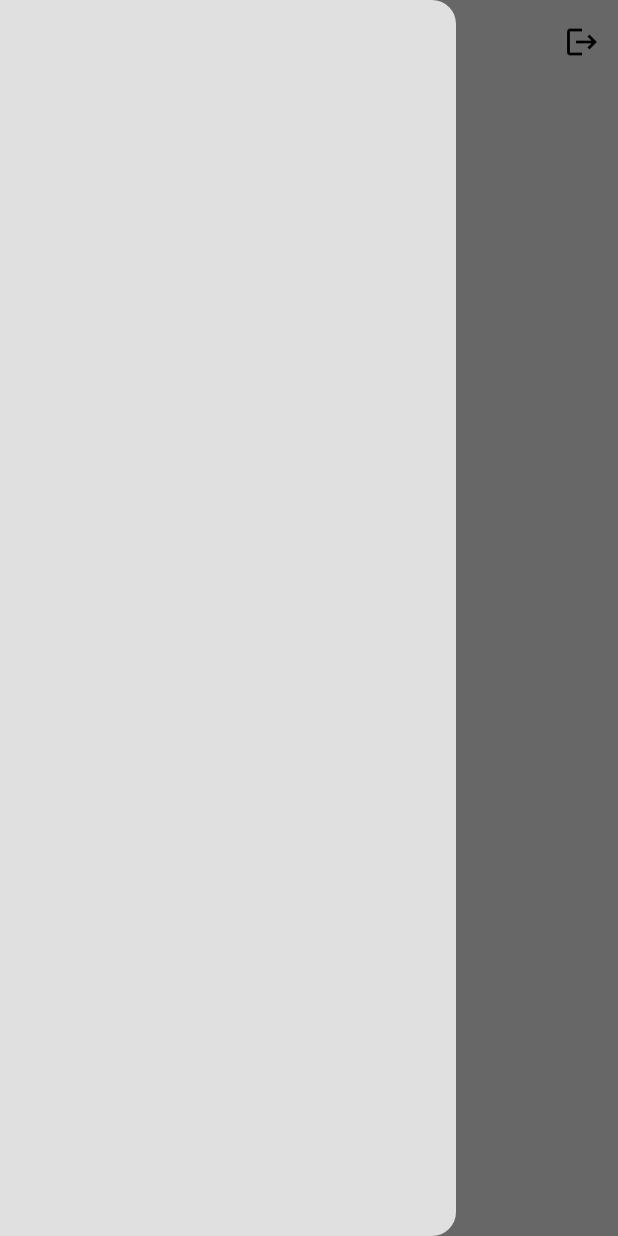
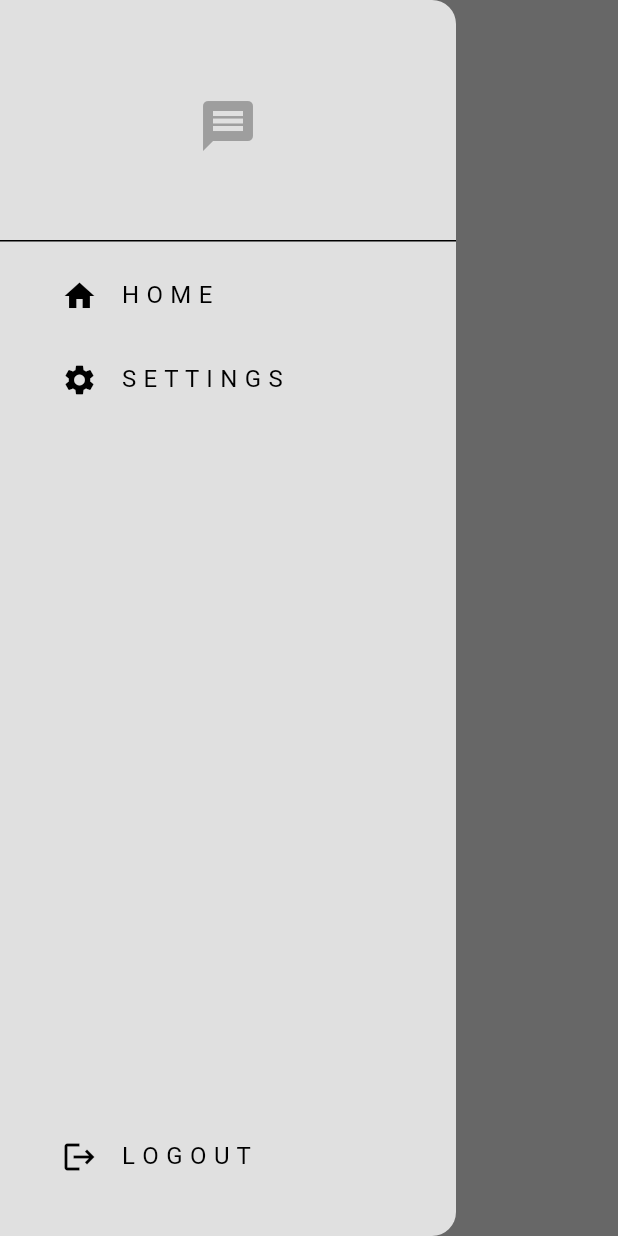
Before and after one commit to diegoventurasg/flutter_chat_firebase, a Flutter app: the screen it shows once a user with an empty profile is signed in, with the side drawer open, on a phone screen of 412 x 824 dp. Run offline on Flutter 3.47's test engine with Material 3 defaults, Android fonts, the phone set to English and light mode, and no system bars; our stand-ins replace firebase_auth, firebase_core; accounts and stored records are empty.

Commit message:
create menu drawer

```diff
--- /dev/null
+++ b/lib/components/my_drawer.dart
@@ -0,0 +1,75 @@
+import 'package:flutter/material.dart';
+import 'package:flutter_chat_firebase/auth/auth_service.dart';
+import 'package:flutter_chat_firebase/pages/settings_page.dart';
+
+class MyDrawer extends StatelessWidget {
+  const MyDrawer({super.key});
+
+  void logout() {
+    final authService = AuthService();
+    authService.signOut();
+  }
+
+  @override
+  Widget build(BuildContext context) {
+    return Drawer(
+      backgroundColor: Theme.of(context).colorScheme.surface,
+      child: Column(
+        mainAxisAlignment: MainAxisAlignment.spaceBetween,
+        children: [
+          // logo
+          Column(
+            children: [
+              DrawerHeader(
+                child: Center(
+                  child: Icon(
+                    Icons.message,
+                    color: Theme.of(context).colorScheme.primary,
+                    size: 40,
+                  ),
+                ),
+              ),
+              // home list tile
+              Padding(
+                padding: const EdgeInsets.only(left: 25),
+                child: ListTile(
+                  title: const Text("H O M E"),
+                  leading: const Icon(Icons.home),
+                  onTap: () {
+                    Navigator.pop(context);
+                  },
+                ),
+              ),
+              // settings list tile
+              Padding(
+                padding: const EdgeInsets.only(left: 25),
+                child: ListTile(
+                  title: const Text("S E T T I N G S"),
+                  leading: const Icon(Icons.settings),
+                  onTap: () {
+                    Navigator.pop(context);
+                    Navigator.push(
+                      context,
+                      MaterialPageRoute(
+                        builder: (context) => const SettingsPage(),
+                      ),
+                    );
+                  },
+                ),
+              ),
+            ],
+          ),
+          // logout list tile
+          Padding(
+            padding: const EdgeInsets.only(left: 25, bottom: 25),
+            child: ListTile(
+              title: const Text("L O G O U T"),
+              leading: const Icon(Icons.logout),
+              onTap: logout,
+            ),
+          ),
+        ],
+      ),
+    );
+  }
+}
--- a/lib/pages/home_page.dart
+++ b/lib/pages/home_page.dart
@@ -1,27 +1,16 @@
-import 'package:flutter_chat_firebase/auth/auth_service.dart';
 import 'package:flutter/material.dart';
+import 'package:flutter_chat_firebase/components/my_drawer.dart';
 
 class HomePage extends StatelessWidget {
   const HomePage({super.key});
-
-  void logout() {
-    final authService = AuthService();
-    authService.signOut();
-  }
 
   @override
   Widget build(BuildContext context) {
     return Scaffold(
       appBar: AppBar(
         title: const Text("Home"),
-        actions: [
-          IconButton(
-            onPressed: logout,
-            icon: const Icon(Icons.logout),
-          ),
-        ],
       ),
-      drawer: Drawer(),
+      drawer: const MyDrawer(),
     );
   }
 }
```
Also changed, not shown: lib/pages/settings_page.dart (added, +14 -0 lines).
